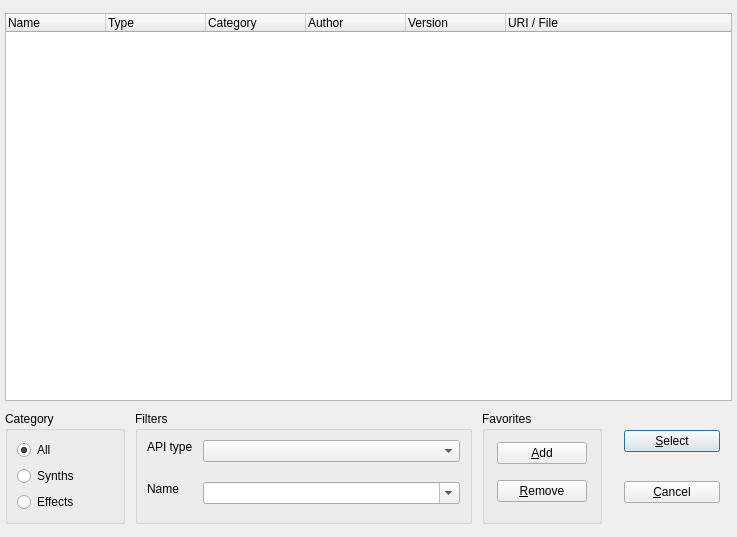
First picture: the form in src/muse/components/synthdialogbase.ui, repository emrum/muse, before the edit.
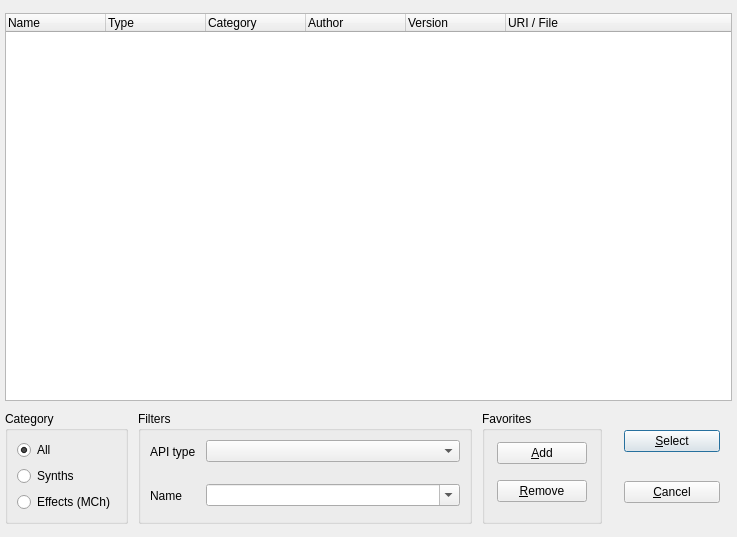
Second picture: the form after the edit.

```diff
--- a/src/muse/components/synthdialogbase.ui
+++ b/src/muse/components/synthdialogbase.ui
@@ -155,6 +155,12 @@
           </property>
           <item row="0" column="0">
            <widget class="QLabel" name="label_2">
+            <property name="minimumSize">
+             <size>
+              <width>0</width>
+              <height>24</height>
+             </size>
+            </property>
             <property name="maximumSize">
              <size>
               <width>16777215</width>
@@ -177,6 +183,12 @@
               <verstretch>0</verstretch>
              </sizepolicy>
             </property>
+            <property name="minimumSize">
+             <size>
+              <width>0</width>
+              <height>24</height>
+             </size>
+            </property>
             <property name="maximumSize">
              <size>
               <width>16777215</width>
@@ -280,7 +292,7 @@
         <item>
          <widget class="QRadioButton" name="rbEffects">
           <property name="text">
-           <string>Effects</string>
+           <string>Effects (MCh)</string>
           </property>
           <attribute name="buttonGroup">
            <string notr="true">catButtonGroup</string>
```
Left out of the diff: 4 changed lines with no effect on the pictures.
